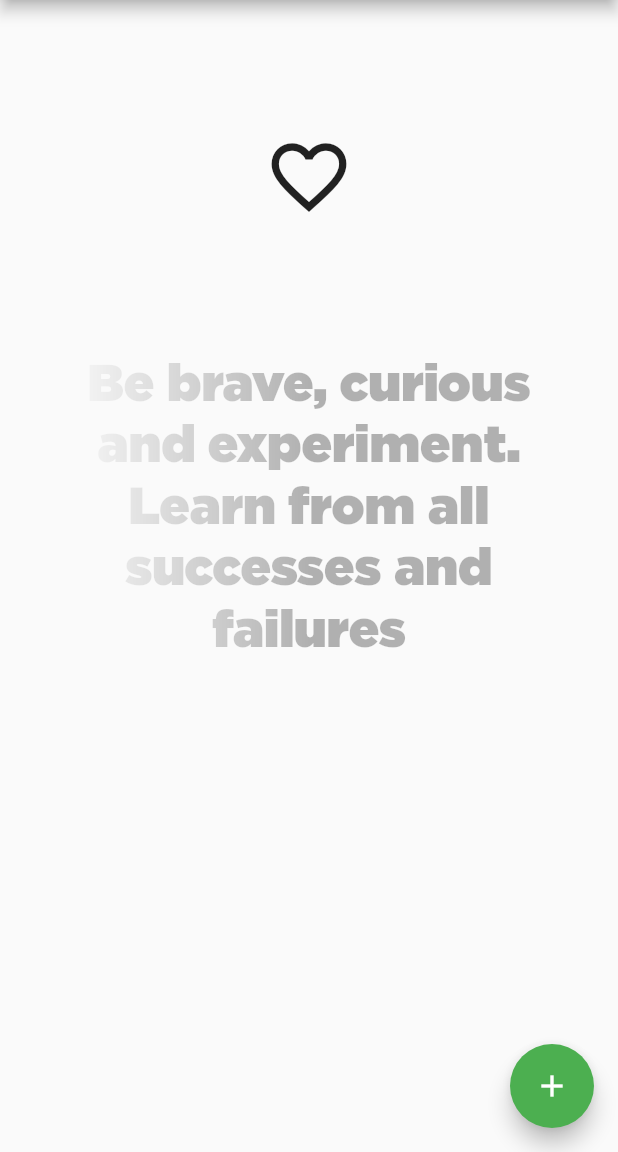
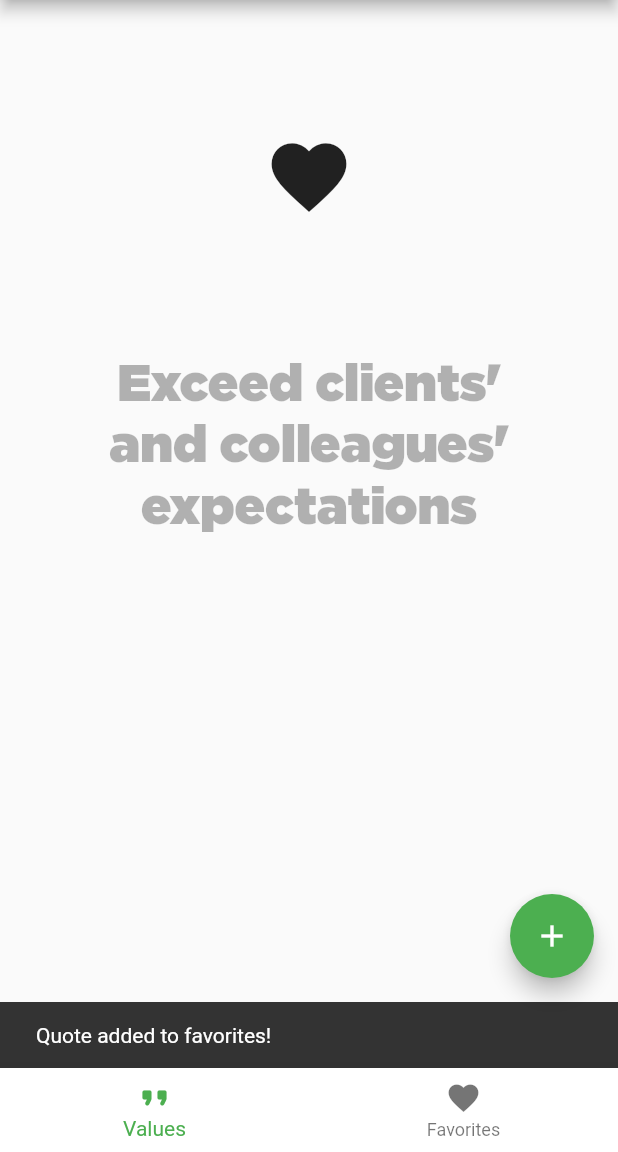
Before and after one commit to erfactor/flutter-quotes-app, a Flutter app: the screen it shows after launch, after a tap on the "favorite outline" icon, on a phone screen of 412 x 824 dp, the part 84-1236 px from its top. Run offline on Flutter 3.47's test engine with Material 2 defaults, Android fonts, the phone set to English and light mode, and no system bars; our stand-ins replace flutter_bloc, shared_preferences, splashscreen; generated files the repository leaves out were written again.

Commit message:
favorites view
Signed-off-by: Rafal Chabasinski <r.chabasinski@student.mini.pw.edu.pl>

```diff
--- a/lib/blocs/home_bloc.dart
+++ b/lib/blocs/home_bloc.dart
@@ -9,12 +9,14 @@
 
 class HomeLoadingState extends HomeState {}
 
-class QuoteLoadedState extends HomeState {
+class QuotesLoadedState extends HomeState {
   final String oldQuoteContent;
   final Quote quote;
+  final List<Quote> favouriteQuotes;
+  int currentIndex;
   bool animateText;
 
-  QuoteLoadedState(this.oldQuoteContent, this.quote, {this.animateText = false});
+  QuotesLoadedState(this.oldQuoteContent, this.quote, this.favouriteQuotes, this.currentIndex, {this.animateText = false});
 }
 
 class LoadHomeEvent extends HomeEvent {}
@@ -25,7 +27,15 @@
   QuoteLoadedEvent(this.quote);
 }
 
+class DeleteFavoriteEvent extends HomeEvent {
+  final int id;
+
+  DeleteFavoriteEvent(this.id);
+}
+
 class FavoriteEvent extends HomeEvent {}
+class LoadFavoritesEvent extends HomeEvent {}
+class LoadQuotesEvent extends HomeEvent {}
 
 class NewQuoteEvent extends HomeEvent {
   final String quoteContent;
@@ -36,7 +46,7 @@
 class HomeBloc extends Bloc<HomeEvent, HomeState> {
   QuoteService _quoteService;
 
-  HomeBloc() : super(HomeLoadingState()){
+  HomeBloc() : super(HomeLoadingState()) {
     _quoteService = QuoteService.get();
   }
 
@@ -48,15 +58,36 @@
         add(QuoteLoadedEvent(quote));
       });
     } else if (event is QuoteLoadedEvent) {
-      var oldQuoteContent = state is QuoteLoadedState ? (state as QuoteLoadedState).quote.content : "";
-      yield QuoteLoadedState(oldQuoteContent, event.quote, animateText: true);
+      var oldQuoteContent = "";
+      var currentIndex = 0;
+      var favoriteQuotes;
+      if (state is QuotesLoadedState) {
+        var currentState = state as QuotesLoadedState;
+        oldQuoteContent = currentState.quote.content;
+        currentIndex = currentState.currentIndex;
+        favoriteQuotes = currentState.favouriteQuotes;
+      }
+      yield QuotesLoadedState(
+          oldQuoteContent, event.quote, favoriteQuotes, currentIndex,
+          animateText: true);
     } else if (event is NewQuoteEvent) {
       await _quoteService.addNewQuote(event.quoteContent);
     } else if (event is FavoriteEvent) {
-      var currentState = state as QuoteLoadedState;
-      var quote = Quote(currentState.quote.id, currentState.quote.content, isFavorite: !currentState.quote.isFavorite);
+      var currentState = state as QuotesLoadedState;
+      var quote = Quote(currentState.quote.id, currentState.quote.content,
+          isFavorite: !currentState.quote.isFavorite);
       await _quoteService.setQuoteAsFavorite(quote.id, quote.isFavorite);
-      yield QuoteLoadedState(currentState.oldQuoteContent, quote);
+      yield QuotesLoadedState(currentState.oldQuoteContent, quote, currentState.favouriteQuotes, currentState.currentIndex);
+    } else if (event is DeleteFavoriteEvent) {
+      await _quoteService.setQuoteAsFavorite(event.id, false);
+      add(LoadFavoritesEvent());
+    } else if (event is LoadFavoritesEvent) {
+      var currentState = state as QuotesLoadedState;
+      var favouriteQuotes = await _quoteService.getFavouriteQuotes();
+      yield QuotesLoadedState( currentState.oldQuoteContent, currentState.quote, favouriteQuotes, 1);
+    } else if (event is LoadQuotesEvent) {
+      var currentState = state as QuotesLoadedState;
+      yield QuotesLoadedState( currentState.oldQuoteContent, currentState.quote, currentState.favouriteQuotes, 0);
     }
   }
 }
--- a/lib/pages/home_page.dart
+++ b/lib/pages/home_page.dart
@@ -17,7 +17,7 @@
   AnimationController _controller;
   final GlobalKey<ScaffoldState> _scaffoldKey = GlobalKey<ScaffoldState>();
   final _searchTextController = TextEditingController();
-  bool showFab = true;
+  bool _showFab = true;
 
   @override
   void initState() {
@@ -36,7 +36,7 @@
         builder: (context, state) {
           if (state is HomeLoadingState) {
             return Center(child: CircularProgressIndicator());
-          } else if (state is QuoteLoadedState) {
+          } else if (state is QuotesLoadedState) {
             return _buildLayout(state);
           } else {
             throw (UnknownStateException("Unknown state from home bloc."));
@@ -44,7 +44,7 @@
         });
   }
 
-  Widget _buildLayout(QuoteLoadedState state) {
+  Widget _buildLayout(QuotesLoadedState state) {
     if (state.animateText) {
       _controller.reset();
       _controller.forward();
@@ -57,11 +57,44 @@
       builder: (context, _) {
         return Scaffold(
           key: _scaffoldKey,
-          floatingActionButton: showFab ? _addQuoteFab(context) : Container(),
+          floatingActionButton: _showFab && state.currentIndex == 0
+              ? _addQuoteFab(context)
+              : Container(),
+          bottomNavigationBar: _bottomNavigationBar(context, state),
           appBar: AppBar(
             title: Text("Netguru Core Values"),
           ),
-          body: Center(
+          body: state.currentIndex == 0
+              ? _quotesView(state, context, textColor)
+              : _favoritesView(state, context),
+        );
+      },
+    );
+  }
+
+  BottomNavigationBar _bottomNavigationBar(
+      BuildContext context, QuotesLoadedState state) {
+    return BottomNavigationBar(
+      backgroundColor: Theme.of(context).bottomAppBarColor,
+      currentIndex: state.currentIndex,
+      items: [
+        BottomNavigationBarItem(
+            icon: Icon(Icons.format_quote_rounded), label: "Values"),
+        BottomNavigationBarItem(icon: Icon(Icons.favorite), label: "Favorites")
+      ],
+      onTap: (index) {
+        if (index == 0) {
+          _bloc.add(LoadQuotesEvent());
+        } else {
+          _bloc.add(LoadFavoritesEvent());
+        }
+      },
+    );
+  }
+
+  Widget _quotesView(
+      QuotesLoadedState state, BuildContext context, Color textColor) {
+    return Center(
       child: Column(
         crossAxisAlignment: CrossAxisAlignment.center,
         children: <Widget>[
@@ -74,41 +107,35 @@
           ),
           FractionallySizedBox(
               widthFactor: 0.8,
-                    child: Stack(
-                      children: [
-                        _fadingText(context, state.oldQuoteContent, [
-                          0,
-                          _controller.value,
-                          0.5 + _controller.value * 2
-                        ], [
-                          Colors.transparent,
-                          Colors.transparent,
-                          textColor
-                        ]),
-                        _fadingText(context, state.quote.content, [
-                          0,
-                          _controller.value,
-                          _controller.value,
-                          1
-                        ], [
-                          textColor,
-                          textColor,
-                          Colors.transparent,
-                          Colors.transparent
-                        ]),
-                      ],
-                    )),
+              child: _textAnimation(context, state, textColor)),
         ],
       ),
+    );
+  }
+
+  Widget _favoritesView(QuotesLoadedState state, BuildContext context) {
+    var quotes = state.favouriteQuotes;
+    return ListView.builder(
+        itemCount: quotes.length,
+        itemBuilder: (BuildContext context, int index) {
+          var quote = quotes[index];
+          return Padding(
+            padding: const EdgeInsets.all(8.0),
+            child: ListTile(
+              tileColor: Theme.of(context).bottomAppBarColor,
+              title: Text( quote.content),
+              trailing: IconButton(
+                  icon: Icon(Icons.favorite_outlined), onPressed: () {
+                    _bloc.add(DeleteFavoriteEvent(quote.id));
+              },),
             ),
           );
-      },
-    );
+        });
   }
 
   void showFloatingActionButton(bool value) {
     setState(() {
-      showFab = value;
+      _showFab = value;
     });
   }
 
@@ -141,8 +168,8 @@
               onPressed: () {
                 _bloc.add(NewQuoteEvent(_searchTextController.value.text));
                 Navigator.pop(context);
-                Scaffold.of(context).showSnackBar(SnackBar(
-                  content: Text("New quote was added!"),
+                _scaffoldKey.currentState.showSnackBar(SnackBar(
+                  content: Text("New quote added!"),
                   duration: Duration(seconds: 1),
                 ));
               },
@@ -153,15 +180,39 @@
     );
   }
 
-  Widget _favoriteButton(QuoteLoadedState state) {
+  Widget _favoriteButton(QuotesLoadedState state) {
     return IconButton(
       iconSize: 60,
       icon: Icon(
         state.quote.isFavorite ? Icons.favorite : Icons.favorite_border,
       ),
       onPressed: () {
+        _scaffoldKey.currentState.showSnackBar(SnackBar(
+          content: Text(state.quote.isFavorite
+              ? "Quote deleted from favorites!"
+              : "Quote added to favorites!"),
+          duration: Duration(seconds: 1),
+        ));
         _bloc.add(FavoriteEvent());
       },
+    );
+  }
+
+  Stack _textAnimation(
+      BuildContext context, QuotesLoadedState state, Color textColor) {
+    return Stack(
+      children: [
+        _fadingText(
+            context,
+            state.oldQuoteContent,
+            [0, _controller.value, 0.5 + _controller.value * 2],
+            [Colors.transparent, Colors.transparent, textColor]),
+        _fadingText(
+            context,
+            state.quote.content,
+            [0, _controller.value, _controller.value, 1],
+            [textColor, textColor, Colors.transparent, Colors.transparent]),
+      ],
     );
   }
 
--- a/lib/services/quote_service.dart
+++ b/lib/services/quote_service.dart
@@ -49,6 +49,11 @@
     }
   }
 
+  Future<List<Quote>> getFavouriteQuotes() async {
+    var quotes = await _loadQuotes();
+    return quotes.where((element) => element.isFavorite).toList();
+  }
+
   Future<void> addNewQuote(String content) async {
     var quotes = await _loadQuotes();
     int maxQuoteId = -1;
```
Lines whose indentation alone changed are shown as unchanged.
